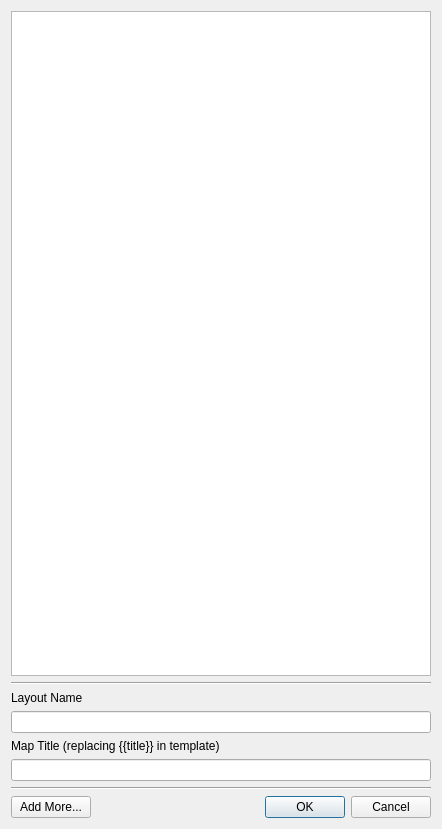
This is layout_loader_dialog_base.ui in klakar/LayoutLoader as Qt 5 draws it before an edit. The edited form follows.
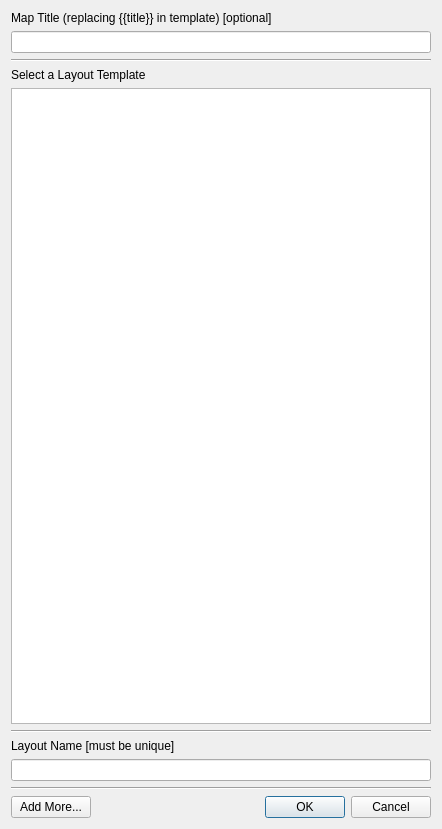
This is the edited form.

What changed in the file:
```diff
--- a/layout_loader_dialog_base.ui
+++ b/layout_loader_dialog_base.ui
@@ -14,6 +14,30 @@
    <string>Layout Loader</string>
   </property>
   <layout class="QVBoxLayout" name="verticalLayout">
+   <item>
+    <widget class="QLabel" name="label_2">
+     <property name="text">
+      <string>Map Title (replacing {{title}} in template) [optional]</string>
+     </property>
+    </widget>
+   </item>
+   <item>
+    <widget class="QLineEdit" name="txtMapTitle"/>
+   </item>
+   <item>
+    <widget class="Line" name="line_3">
+     <property name="orientation">
+      <enum>Qt::Horizontal</enum>
+     </property>
+    </widget>
+   </item>
+   <item>
+    <widget class="QLabel" name="label_3">
+     <property name="text">
+      <string>Select a Layout Template</string>
+     </property>
+    </widget>
+   </item>
    <item>
     <widget class="QListWidget" name="listWidget"/>
    </item>
@@ -27,23 +51,13 @@
    <item>
     <widget class="QLabel" name="label">
      <property name="text">
-      <string>Layout Name</string>
+      <string>Layout Name [must be unique]</string>
      </property>
     </widget>
    </item>
    <item>
     <widget class="QLineEdit" name="txtLayoutName"/>
    </item>
-   <item>
-    <widget class="QLabel" name="label_2">
-     <property name="text">
-      <string>Map Title (replacing {{title}} in template)</string>
-     </property>
-    </widget>
-   </item>
-   <item>
-    <widget class="QLineEdit" name="txtMapTitle"/>
-   </item>
    <item>
     <widget class="Line" name="line_2">
      <property name="orientation">
```
